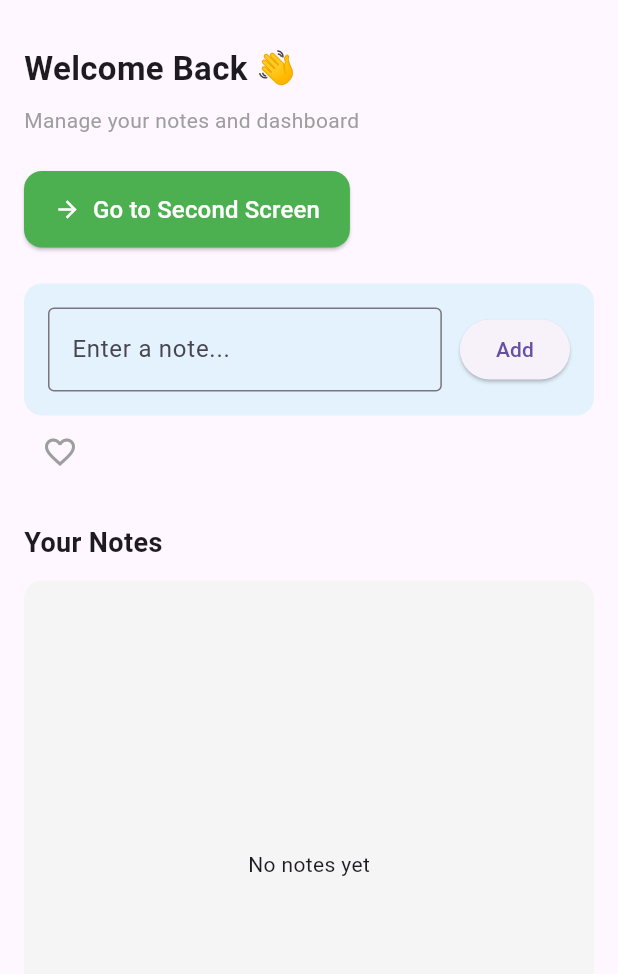
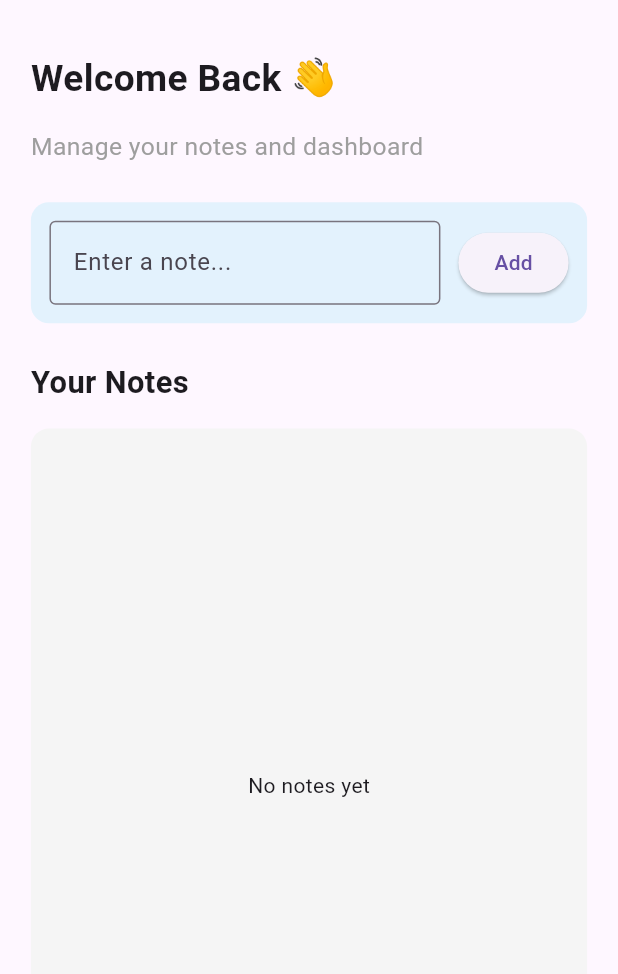
Before and after one commit to kalviumcommunity/S75-0226-SafeStride-Flutter-FireBase-GoogleCloud, a Flutter app: the HomeScreen screen opened by its route, on a phone screen of 412 x 824 dp, the part 63-1037 px from its top. Run offline on Flutter 3.47's test engine with Material 3 defaults, Android fonts, the phone set to English and light mode, and no system bars; our stand-ins replace cloud_firestore, firebase_auth, firebase_core, google_sign_in; accounts and stored records are empty.

Commit message:
feat: implemented responsive design using MediaQuery and LayoutBuilder

```diff
--- a/safestride/lib/screens/home_screen.dart
+++ b/safestride/lib/screens/home_screen.dart
@@ -1,7 +1,5 @@
 import 'package:flutter/material.dart';
 import '../services/firestore_service.dart';
-import '../widgets/custom_dashboard_button.dart';
-import '../widgets/favorite_toggle_button.dart';
 
 class HomeScreen extends StatelessWidget {
   HomeScreen({super.key});
@@ -11,74 +9,145 @@ class HomeScreen extends StatelessWidget {
 
   @override
   Widget build(BuildContext context) {
-    final screenWidth = MediaQuery.of(context).size.width;
-
-    final isMobile = screenWidth < 600;
-    final isTablet = screenWidth >= 600 && screenWidth < 1024;
-    final isDesktop = screenWidth >= 1024;
-
     return Scaffold(
       appBar: AppBar(
         title: const Text("SafeStride Dashboard"),
         centerTitle: true,
       ),
 
-      body: Center(
-        child: Container(
-          constraints: BoxConstraints(
-            maxWidth: isDesktop
-                ? 900
-                : isTablet
-                ? 700
-                : double.infinity,
+      // ✅ LayoutBuilder for responsive switching
+      body: LayoutBuilder(
+        builder: (context, constraints) {
+          if (constraints.maxWidth < 600) {
+            return _buildMobileLayout(context);
+          } else {
+            return _buildTabletLayout(context);
+          }
+        },
       ),
+    );
+  }
 
-          padding: EdgeInsets.all(isMobile ? 16 : 24),
+  // ===============================
+  // ✅ MOBILE LAYOUT
+  // ===============================
+  Widget _buildMobileLayout(BuildContext context) {
+    final screenWidth = MediaQuery.of(context).size.width;
+    final screenHeight = MediaQuery.of(context).size.height;
 
+    return Padding(
+      padding: EdgeInsets.all(screenWidth * 0.05),
       child: Column(
         crossAxisAlignment: CrossAxisAlignment.start,
-
         children: [
-              // HEADER
+          // Header
           Text(
             "Welcome Back 👋",
             style: TextStyle(
-                  fontSize: isMobile ? 22 : 28,
+              fontSize: screenWidth * 0.06,
               fontWeight: FontWeight.bold,
             ),
           ),
 
-              const SizedBox(height: 8),
+          SizedBox(height: screenHeight * 0.02),
 
           Text(
             "Manage your notes and dashboard",
+            style: TextStyle(fontSize: screenWidth * 0.04, color: Colors.grey),
+          ),
+
+          SizedBox(height: screenHeight * 0.03),
+
+          // Input Card
+          _buildInputCard(screenWidth),
+
+          SizedBox(height: screenHeight * 0.03),
+
+          Text(
+            "Your Notes",
             style: TextStyle(
-                  fontSize: isMobile ? 14 : 16,
-                  color: Colors.grey,
+              fontSize: screenWidth * 0.05,
+              fontWeight: FontWeight.bold,
             ),
           ),
 
-              const SizedBox(height: 24),
-              CustomDashboardButton(
-                label: "Go to Second Screen",
-                icon: Icons.arrow_forward,
-                color: Colors.green,
-                onPressed: () {
-                  Navigator.pushNamed(context, '/second');
-                },
+          SizedBox(height: screenHeight * 0.02),
+
+          // Notes List
+          Expanded(child: _buildNotesList()),
+        ],
+      ),
+    );
+  }
+
+  // ===============================
+  // ✅ TABLET LAYOUT
+  // ===============================
+  Widget _buildTabletLayout(BuildContext context) {
+    final screenWidth = MediaQuery.of(context).size.width;
+
+    return Padding(
+      padding: EdgeInsets.all(screenWidth * 0.04),
+      child: Row(
+        children: [
+          // Left Panel
+          Expanded(
+            flex: 1,
+            child: Column(
+              crossAxisAlignment: CrossAxisAlignment.start,
+              children: [
+                Text(
+                  "Dashboard",
+                  style: TextStyle(
+                    fontSize: screenWidth * 0.035,
+                    fontWeight: FontWeight.bold,
+                  ),
                 ),
 
-              const SizedBox(height: 24),
+                const SizedBox(height: 20),
 
-              // INPUT CARD
-              Container(
-                padding: const EdgeInsets.all(16),
+                _buildInputCard(screenWidth),
+              ],
+            ),
+          ),
 
+          const SizedBox(width: 30),
+
+          // Right Panel
+          Expanded(
+            flex: 2,
+            child: Column(
+              crossAxisAlignment: CrossAxisAlignment.start,
+              children: [
+                Text(
+                  "Your Notes",
+                  style: TextStyle(
+                    fontSize: screenWidth * 0.03,
+                    fontWeight: FontWeight.bold,
+                  ),
+                ),
+
+                const SizedBox(height: 20),
+
+                Expanded(child: _buildNotesList()),
+              ],
+            ),
+          ),
+        ],
+      ),
+    );
+  }
+
+  // ===============================
+  // ✅ INPUT CARD (Reusable Section)
+  // ===============================
+  Widget _buildInputCard(double screenWidth) {
+    return Container(
+      padding: EdgeInsets.all(screenWidth * 0.03),
       decoration: BoxDecoration(
         color: Colors.blue.shade50,
         borderRadius: BorderRadius.circular(12),
       ),
-
       child: Row(
         children: [
           Expanded(
@@ -90,9 +159,7 @@ class HomeScreen extends StatelessWidget {
               ),
             ),
           ),
-
           const SizedBox(width: 12),
-
           ElevatedButton(
             onPressed: () {
               if (textController.text.isNotEmpty) {
@@ -104,33 +171,20 @@ class HomeScreen extends StatelessWidget {
           ),
         ],
       ),
-              ),
+    );
+  }
 
-              const FavoriteToggleButton(),
-              const SizedBox(height: 24),
-
-              // NOTES HEADER
-              Text(
-                "Your Notes",
-                style: TextStyle(
-                  fontSize: isMobile ? 18 : 22,
-                  fontWeight: FontWeight.bold,
-                ),
-              ),
-
-              const SizedBox(height: 12),
-
-              // NOTES LIST
-              Expanded(
-                child: Container(
+  // ===============================
+  // ✅ NOTES LIST
+  // ===============================
+  Widget _buildNotesList() {
+    return Container(
       decoration: BoxDecoration(
         color: Colors.grey.shade100,
         borderRadius: BorderRadius.circular(12),
       ),
-
       child: StreamBuilder(
         stream: firestore.readData(),
-
         builder: (context, snapshot) {
           if (snapshot.connectionState == ConnectionState.waiting) {
             return const Center(child: CircularProgressIndicator());
@@ -144,25 +198,14 @@ class HomeScreen extends StatelessWidget {
 
           return ListView.builder(
             padding: const EdgeInsets.all(8),
-
             itemCount: docs.length,
-
             itemBuilder: (context, index) {
               return Card(
                 child: ListTile(
+                  leading: const Icon(Icons.note, color: Colors.blue),
                   title: Text(docs[index]['text']),
-
-                              leading: const Icon(
-                                Icons.note,
-                                color: Colors.blue,
-                              ),
-
                   trailing: IconButton(
-                                icon: const Icon(
-                                  Icons.delete,
-                                  color: Colors.red,
-                                ),
-
+                    icon: const Icon(Icons.delete, color: Colors.red),
                     onPressed: () {
                       firestore.deleteData(docs[index].id);
                     },
@@ -173,12 +216,6 @@ class HomeScreen extends StatelessWidget {
           );
         },
       ),
-                ),
-              ),
-            ],
-          ),
-        ),
-      ),
     );
   }
 }
```
Also changed, not shown: 1 other file. Lines whose indentation alone changed are shown as unchanged.
